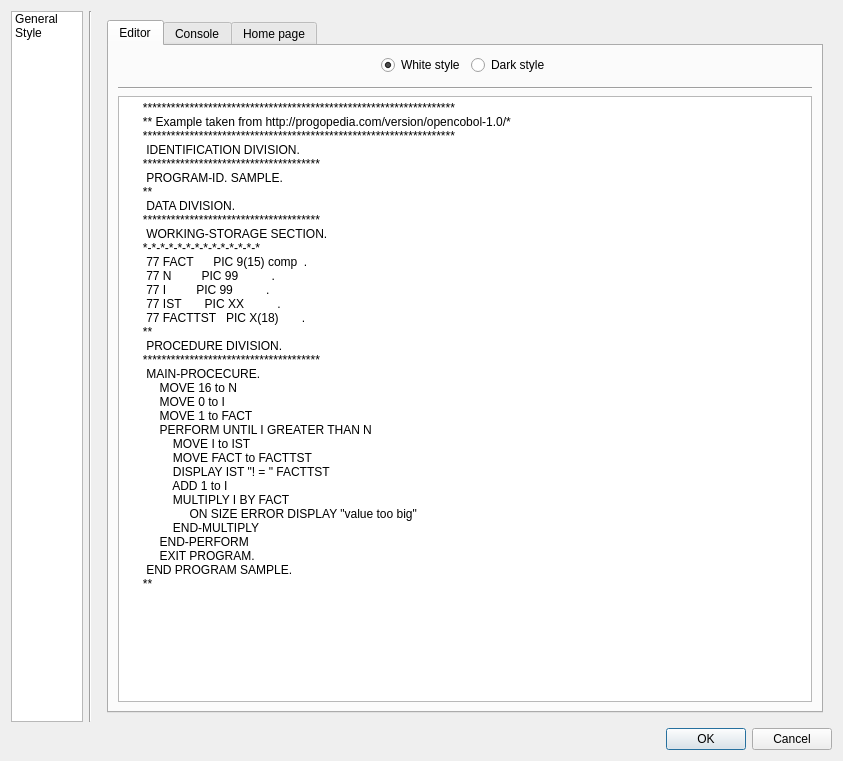
The window that oci/ui/dlg_preferences.ui (OpenCobolIDE/OpenCobolIDE) describes before a commit, drawn with Qt 5.
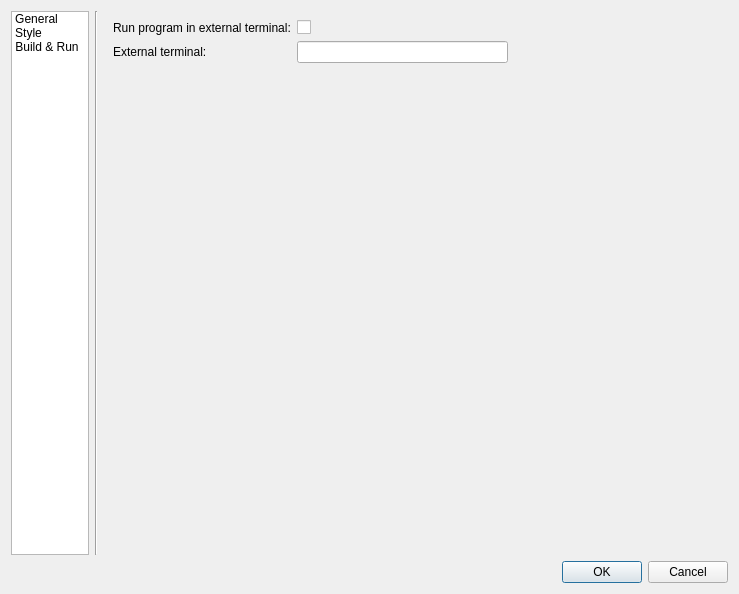
The same window after the commit. Icons and pictures are not drawn. Custom widgets are drawn as their Qt base class.

Commit message:
#28 Add a way to run program in external terminal
tested on linux only

```diff
--- a/oci/ui/dlg_preferences.ui
+++ b/oci/ui/dlg_preferences.ui
@@ -6,8 +6,8 @@
    <rect>
     <x>0</x>
     <y>0</y>
-    <width>843</width>
-    <height>761</height>
+    <width>739</width>
+    <height>594</height>
    </rect>
   </property>
   <property name="windowTitle">
@@ -28,7 +28,7 @@
       <widget class="QListWidget" name="lwMenu">
        <property name="maximumSize">
         <size>
-         <width>72</width>
+         <width>78</width>
          <height>16777215</height>
         </size>
        </property>
@@ -77,6 +77,15 @@
           <normaloff>:/ide-icons/rc/Mypaint-icon.png</normaloff>:/ide-icons/rc/Mypaint-icon.png</iconset>
         </property>
        </item>
+       <item>
+        <property name="text">
+         <string>Build &amp; Run</string>
+        </property>
+        <property name="icon">
+         <iconset resource="ide.qrc">
+          <normaloff>:/ide-icons/rc/Preferences-system.png</normaloff>:/ide-icons/rc/Preferences-system.png</iconset>
+        </property>
+       </item>
       </widget>
      </item>
      <item>
@@ -89,7 +98,7 @@
      <item>
       <widget class="QStackedWidget" name="stackedWidget">
        <property name="currentIndex">
-        <number>1</number>
+        <number>2</number>
        </property>
        <widget class="QWidget" name="page_3">
         <layout class="QGridLayout" name="gridLayout">
@@ -397,6 +406,54 @@
          </item>
         </layout>
        </widget>
+       <widget class="QWidget" name="pageBuildAndRun">
+        <layout class="QFormLayout" name="formLayout_2">
+         <property name="fieldGrowthPolicy">
+          <enum>QFormLayout::AllNonFixedFieldsGrow</enum>
+         </property>
+         <item row="2" column="0">
+          <widget class="QLabel" name="labelShellCmd">
+           <property name="text">
+            <string>External terminal:</string>
+           </property>
+          </widget>
+         </item>
+         <item row="2" column="1">
+          <layout class="QHBoxLayout" name="horizontalLayout_5">
+           <item>
+            <widget class="QLineEdit" name="lineEditShellCmd"/>
+           </item>
+           <item>
+            <spacer name="horizontalSpacer_5">
+             <property name="orientation">
+              <enum>Qt::Horizontal</enum>
+             </property>
+             <property name="sizeHint" stdset="0">
+              <size>
+               <width>40</width>
+               <height>20</height>
+              </size>
+             </property>
+            </spacer>
+           </item>
+          </layout>
+         </item>
+         <item row="1" column="1">
+          <widget class="QCheckBox" name="checkBoxExtTerm">
+           <property name="text">
+            <string/>
+           </property>
+          </widget>
+         </item>
+         <item row="1" column="0">
+          <widget class="QLabel" name="label_6">
+           <property name="text">
+            <string>Run program in external terminal:</string>
+           </property>
+          </widget>
+         </item>
+        </layout>
+       </widget>
       </widget>
      </item>
     </layout>
```
Left out of the diff: 4 changed lines with no effect on the pictures. The commit also changes 4 other files.
